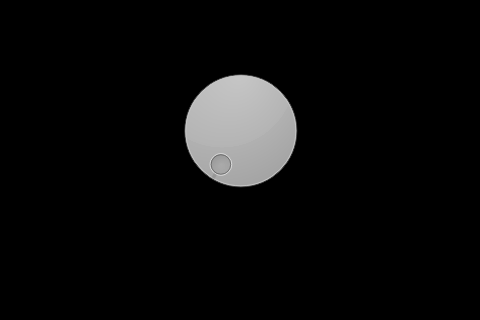
aeliot/Lumin, file src/pi/LightControl/mainwindow.ui: the form before one commit; both pictures show x 110 to 590 and y 0 to 320 of the 1000 by 1000 pixel window.
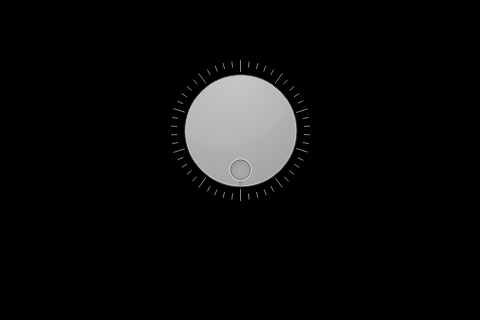
The form after the commit.

```diff
--- a/src/pi/LightControl/mainwindow.ui
+++ b/src/pi/LightControl/mainwindow.ui
@@ -35,6 +35,15 @@
       <height>141</height>
      </rect>
     </property>
+    <property name="value">
+     <number>0</number>
+    </property>
+    <property name="wrapping">
+     <bool>true</bool>
+    </property>
+    <property name="notchesVisible">
+     <bool>true</bool>
+    </property>
    </widget>
   </widget>
  </widget>
```
Left out of the diff: 2 changed lines with no effect on the pictures.
